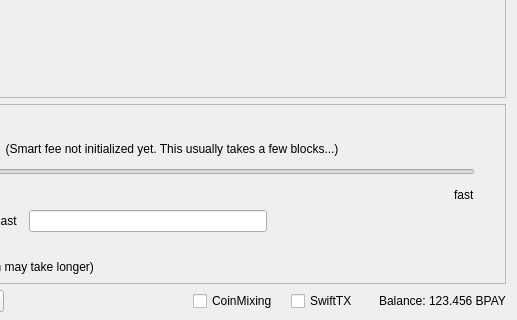
This is src/qt/forms/sendcoinsdialog.ui in admecoin/bitcoinpay as Qt 5 draws it before an edit; both pictures show x 333 to 850 and y 290 to 610 of the 850 by 610 pixel window. The edited form follows.
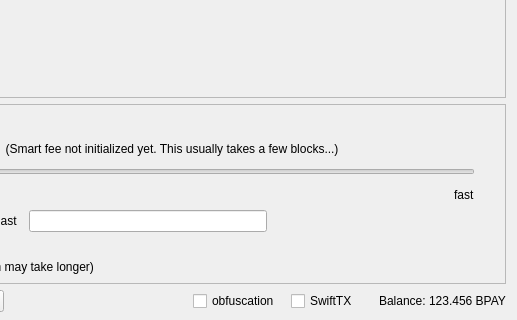
This is the edited form. Icons and pictures are not drawn. Custom widgets are drawn as their Qt base class.

```diff
--- a/src/qt/forms/sendcoinsdialog.ui
+++ b/src/qt/forms/sendcoinsdialog.ui
@@ -1393,7 +1393,7 @@
           </size>
          </property>
          <property name="text">
-          <string>CoinMixing</string>
+          <string>obfuscation</string>
          </property>
          <property name="checked">
           <bool>false</bool>
```
Left out of the diff: 2 changed lines with no effect on the pictures.
